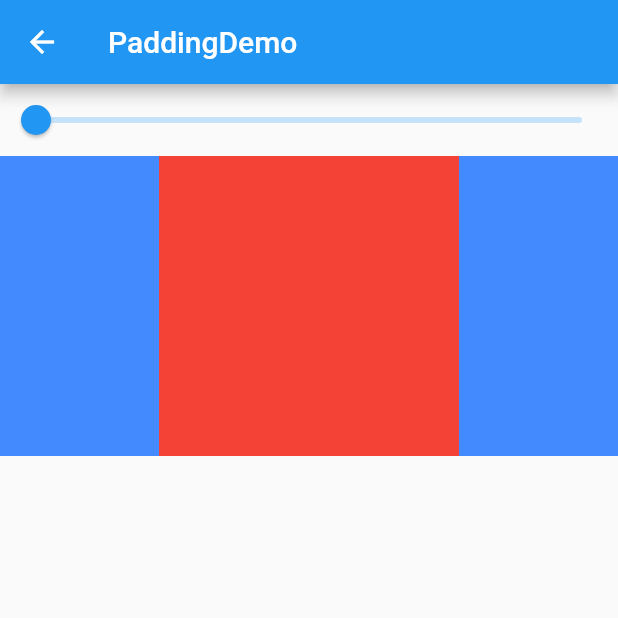
After one commit to yohom/flutter_basic, a Flutter app: the PaddingDemo screen opened directly, on a phone screen of 412 x 824 dp, the top half of it. The commit adds this screen. Run offline on Flutter 3.47's test engine with Material 2 defaults, Android fonts, the phone set to English and light mode, and no system bars.

Commit message:
Padding Demo完成

```diff
--- a/lib/main.dart
+++ b/lib/main.dart
@@ -8,6 +8,7 @@ import 'package:basic/painting_nodes/physical_model_demo.dart';
 import 'package:basic/painting_nodes/shader_mask_demo.dart';
 import 'package:basic/position_sizing_nodes/fitted_box_demo.dart';
 import 'package:basic/position_sizing_nodes/fractional_translation_demo.dart';
+import 'package:basic/position_sizing_nodes/padding_demo.dart';
 import 'package:basic/position_sizing_nodes/rotated_box_demo.dart';
 import 'package:basic/position_sizing_nodes/transform_demo.dart';
 import 'package:basic/router.dart';
@@ -53,6 +54,7 @@ class HomePage extends StatelessWidget {
               route: FractionalTranslationDemo(),
             ),
             Entry(title: 'RotatedBox', route: RotatedBoxDemo()),
+            Entry(title: 'Padding', route: PaddingDemo()),
           ],
         ),
       ),
--- /dev/null
+++ b/lib/position_sizing_nodes/padding_demo.dart
@@ -0,0 +1,40 @@
+import 'package:flutter/material.dart';
+
+class PaddingDemo extends StatefulWidget {
+  @override
+  PaddingDemoState createState() {
+    return new PaddingDemoState();
+  }
+}
+
+class PaddingDemoState extends State<PaddingDemo> {
+  double _insets = 0.0;
+
+  @override
+  Widget build(BuildContext context) {
+    return Scaffold(
+      appBar: AppBar(title: Text('PaddingDemo')),
+      body: Column(
+        children: <Widget>[
+          Slider(
+            value: _insets,
+            onChanged: (value) => setState(() => _insets = value),
+          ),
+          Container(
+            color: Colors.blueAccent,
+            child: Center(
+              child: Padding(
+                padding: EdgeInsets.all(_insets * 50.0),
+                child: Container(
+                  width: 200.0,
+                  height: 200.0,
+                  color: Colors.red,
+                ),
+              ),
+            ),
+          ),
+        ],
+      ),
+    );
+  }
+}
```
